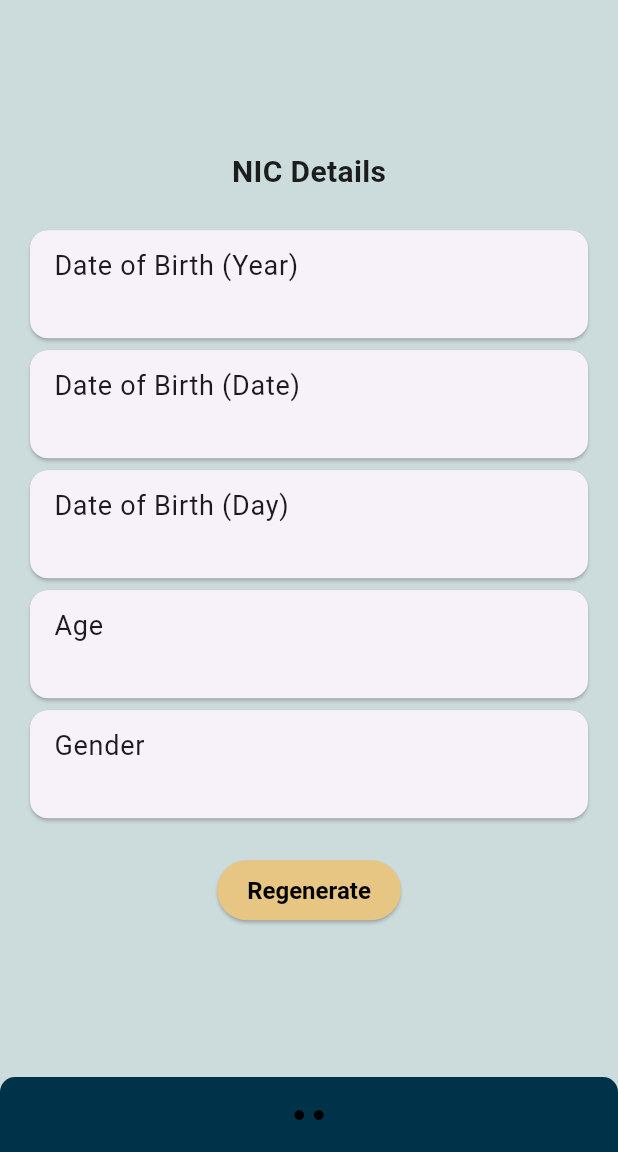
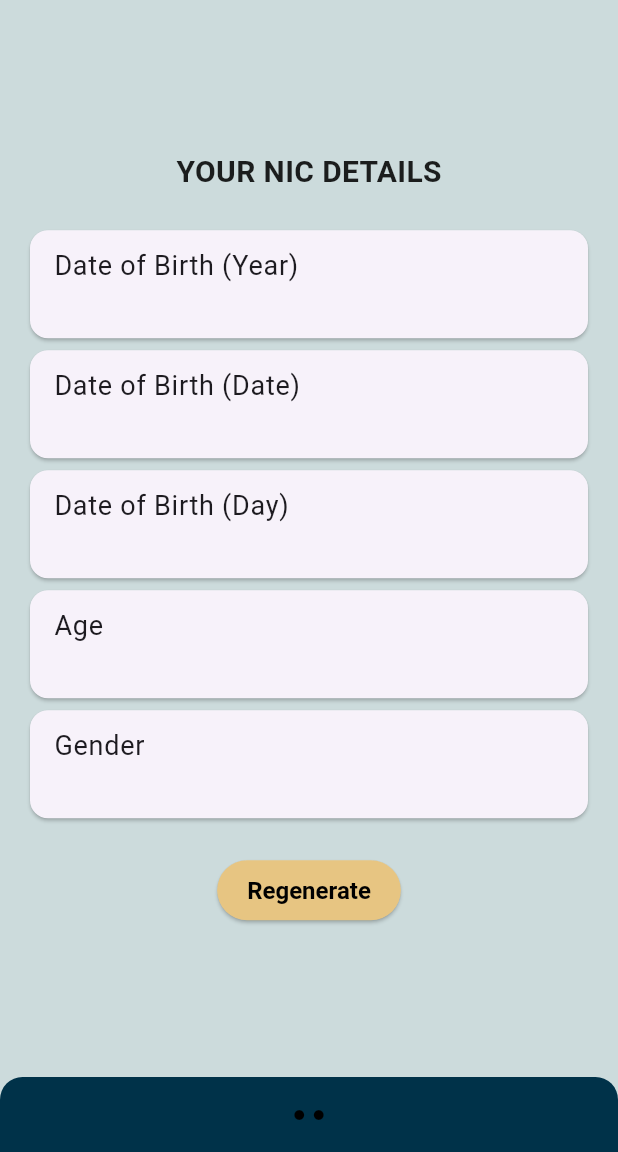
Before and after one commit to VayoniGamage/NIC_Decoder, a Flutter app: the NICResultScreen screen opened by its route, on a phone screen of 412 x 824 dp, the part 84-1236 px from its top. Run offline on Flutter 3.47's test engine with Material 3 defaults, Android fonts, the phone set to English and light mode, and no system bars; our stand-ins replace get.

Commit message:
Update nic_result_screen.dart

```diff
--- a/nic_decoder/lib/views/nic_result_screen.dart
+++ b/nic_decoder/lib/views/nic_result_screen.dart
@@ -21,7 +21,7 @@ class NICResultScreen extends StatelessWidget {
         child: Column(
           mainAxisAlignment: MainAxisAlignment.center,
           children: [
-            const Text("NIC Details", style: TextStyle(fontSize: 20, fontWeight: FontWeight.bold)),
+            const Text("YOUR NIC DETAILS", style: TextStyle(fontSize: 20, fontWeight: FontWeight.bold)),
             const SizedBox(height: 20),
 
             _infoTile("Date of Birth (Year)", controller.birthYear),
@@ -40,11 +40,11 @@ class NICResultScreen extends StatelessWidget {
       ),
       bottomNavigationBar: Container(
         height: 50,
-        decoration: BoxDecoration(
-          color: const Color(0xFF003249), // Footer color
-          borderRadius: const BorderRadius.vertical(top: Radius.circular(10)),
+        decoration: const BoxDecoration(
+          color: Color(0xFF003249), // Footer color
+          borderRadius: BorderRadius.vertical(top: Radius.circular(15)),
         ),
-        child: Center(
+        child: const Center(
           child: Row(
             mainAxisSize: MainAxisSize.min,
             children: [
```
